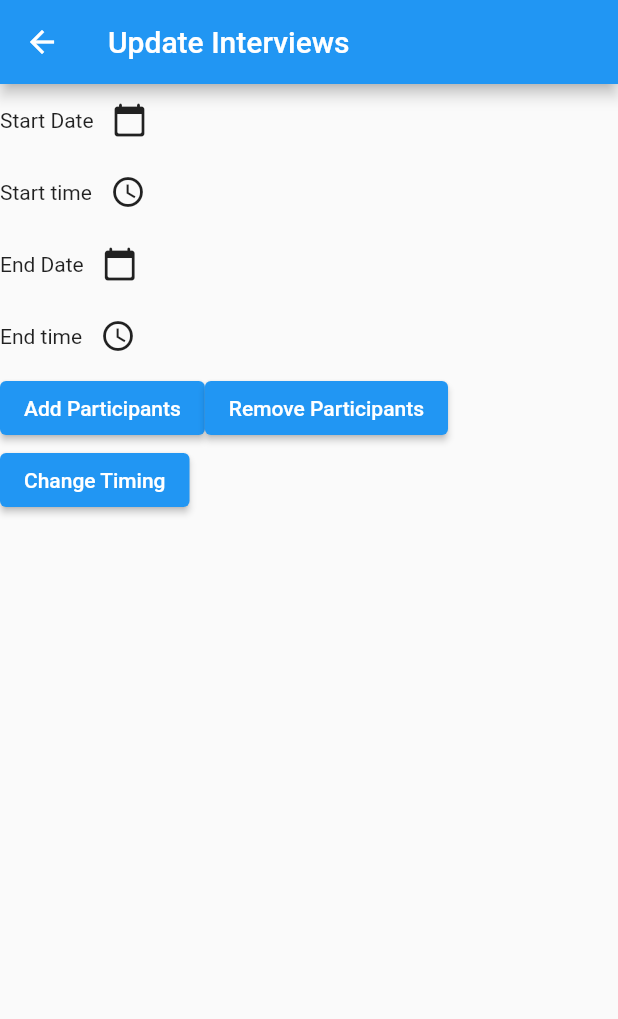
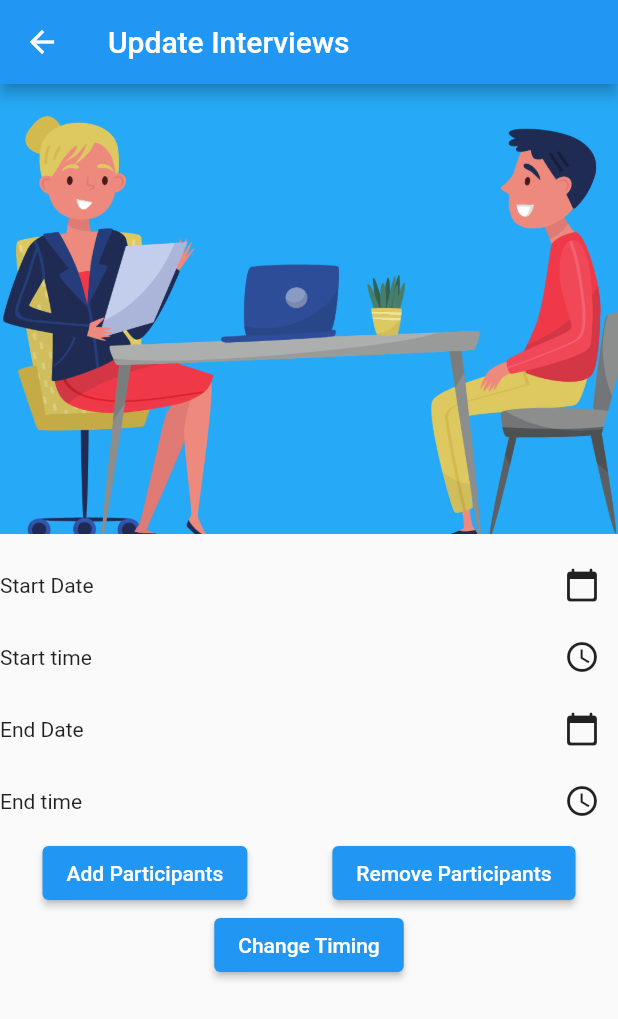
Before and after one commit to Akanksha-Pant/Connect, a Flutter app: the UpdateInterviewPage screen opened directly with empty values, on a phone screen of 412 x 824 dp. Shown: the top 1019 px of the screen. Run offline on Flutter 3.47's test engine with Material 2 defaults, Android fonts, the light colour scheme and no system bars; our stand-ins replace cloud_firestore, firebase_core, multi_select_flutter; accounts and stored records are empty.

Commit message:
Updated the UI of the application

```diff
--- /dev/null
+++ b/connect_app/lib/Components/BookInterviewHeader.dart
@@ -0,0 +1,21 @@
+import 'package:flutter/material.dart';
+
+class PageHeader extends StatelessWidget {
+  String imageUrl;
+  bool toCover;
+  PageHeader(this.imageUrl, this.toCover);
+  @override
+  Widget build(BuildContext context) {
+    return Container(
+      height: 300,
+      margin: EdgeInsets.only(bottom: 10),
+      width: MediaQuery.of(context).size.width - 20,
+      decoration: BoxDecoration(
+          image: DecorationImage(
+              image: AssetImage(imageUrl),
+              fit: toCover? BoxFit.cover : BoxFit.contain
+          )
+      ),
+    );
+  }
+}
--- a/connect_app/lib/Screens/HomePage.dart
+++ b/connect_app/lib/Screens/HomePage.dart
@@ -15,18 +15,20 @@ class _HomePageState extends State<HomePage> {
         length: 2,
         child: Scaffold(
           appBar: AppBar(
+
             bottom: const TabBar(
               tabs: [
+                Tab(icon: Icon(Icons.timer)),
                 Tab(icon: Icon(Icons.calendar_today)),
-                Tab(icon: Icon(Icons.timer)),
               ],
             ),
             title: const Text('Connect'),
           ),
           body: TabBarView(children:
           [
+            BookInterview(),
             ViewInterviewScreen(),
-            BookInterview(),
+
           ]),
         ),
       ),
--- a/connect_app/lib/Screens/UpdateInterviewScreen.dart
+++ b/connect_app/lib/Screens/UpdateInterviewScreen.dart
@@ -1,7 +1,9 @@
 import 'package:connect_app/Backend/DatabaseServices.dart';
+import 'package:connect_app/Components/BookInterviewHeader.dart';
 import 'package:connect_app/Models/Interview.dart';
 import 'package:connect_app/Models/User.dart';
 import 'package:connect_app/Utilities/AppUtilityFunctions.dart';
+import 'package:flutter/cupertino.dart';
 import 'package:flutter/material.dart';
 import 'package:multi_select_flutter/dialog/mult_select_dialog.dart';
 import 'package:multi_select_flutter/multi_select_flutter.dart';
@@ -129,7 +131,9 @@ class _UpdateInterviewPageState extends State<UpdateInterviewPage> {
       appBar: AppBar(title: Text("Update Interviews"),),
       body: ListView(
         children: [
+          PageHeader("assets/ListHeader.png", true),
           Row(
+            mainAxisAlignment: MainAxisAlignment.spaceBetween,
             children: [
               Container(
                 child: Text("Start Date"),
@@ -149,6 +153,7 @@ class _UpdateInterviewPageState extends State<UpdateInterviewPage> {
             ],
           ),
           Row(
+            mainAxisAlignment: MainAxisAlignment.spaceBetween,
             children: [
               Container(
                 child: Text("Start time"),
@@ -165,6 +170,7 @@ class _UpdateInterviewPageState extends State<UpdateInterviewPage> {
             ],
           ),
           Row(
+            mainAxisAlignment: MainAxisAlignment.spaceBetween,
             children: [
               Container(
                 child: Text("End Date"),
@@ -183,6 +189,7 @@ class _UpdateInterviewPageState extends State<UpdateInterviewPage> {
             ],
           ),
           Row(
+            mainAxisAlignment: MainAxisAlignment.spaceBetween,
             children: [
               Container(
                 child: Text("End time"),
@@ -199,6 +206,7 @@ class _UpdateInterviewPageState extends State<UpdateInterviewPage> {
             ],
           ),
           Row(
+            mainAxisAlignment: MainAxisAlignment.spaceAround,
             children: [
               ElevatedButton(
                   onPressed: () {
@@ -213,6 +221,7 @@ class _UpdateInterviewPageState extends State<UpdateInterviewPage> {
             ],
           ),
           Row(
+            mainAxisAlignment: MainAxisAlignment.spaceAround,
             children: [
               ElevatedButton(onPressed: (){changeTimings();}, child: Text("Change Timing"))
             ],
--- a/connect_app/pubspec.yaml
+++ b/connect_app/pubspec.yaml
@@ -47,8 +47,10 @@ flutter:
   uses-material-design: true
 
   # To add assets to your application, add an assets section, like this:
-  # assets:
-  #   - images/a_dot_burr.jpeg
+  assets:
+     - assets/EmployeeAvataar.png
+     - assets/interview.png
+     - assets/ListHeader.png
   #   - images/a_dot_ham.jpeg
 
   # An image asset can refer to one or more resolution-specific "variants", see
```
Also changed, not shown: connect_app/lib/Components/InterviewCard.dart (added, +28 -0 lines), connect_app/lib/Screens/BookInterviewScreen.dart (+21 -2 lines), connect_app/lib/Screens/ViewInterviews.dart (+2 -16 lines), connect_app/lib/main.dart (+0 -40 lines), connect_app/assets/EmployeeAvataar.png (added), connect_app/assets/ListHeader.png (added), connect_app/assets/interview.png (added), 1 other file.
